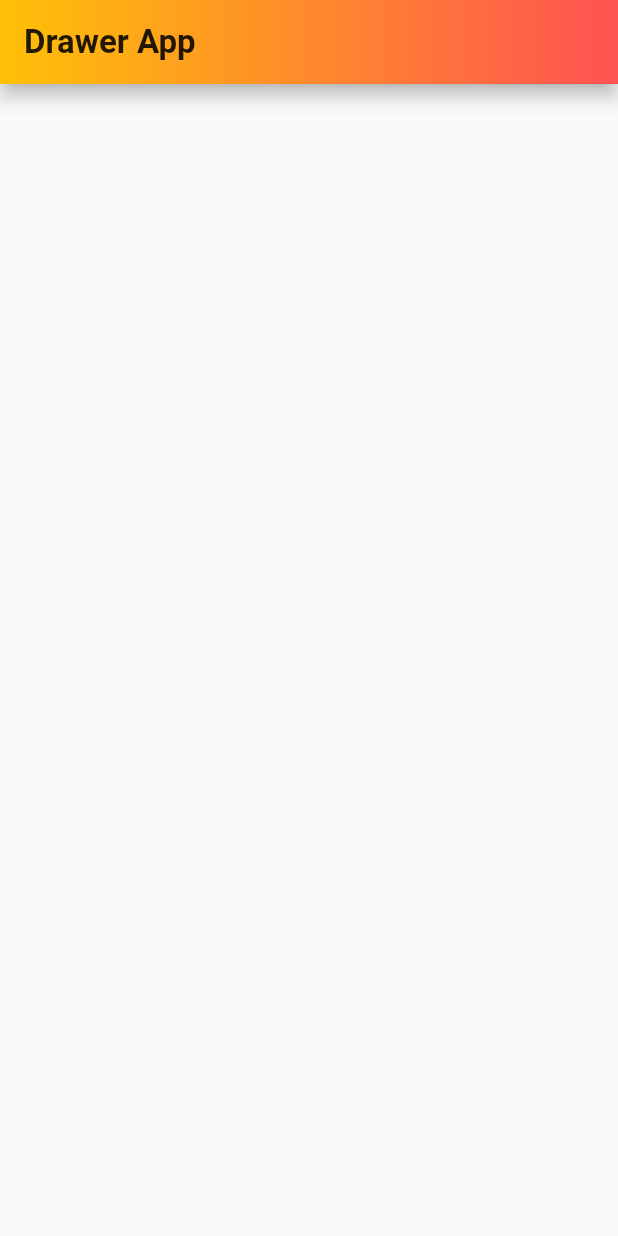
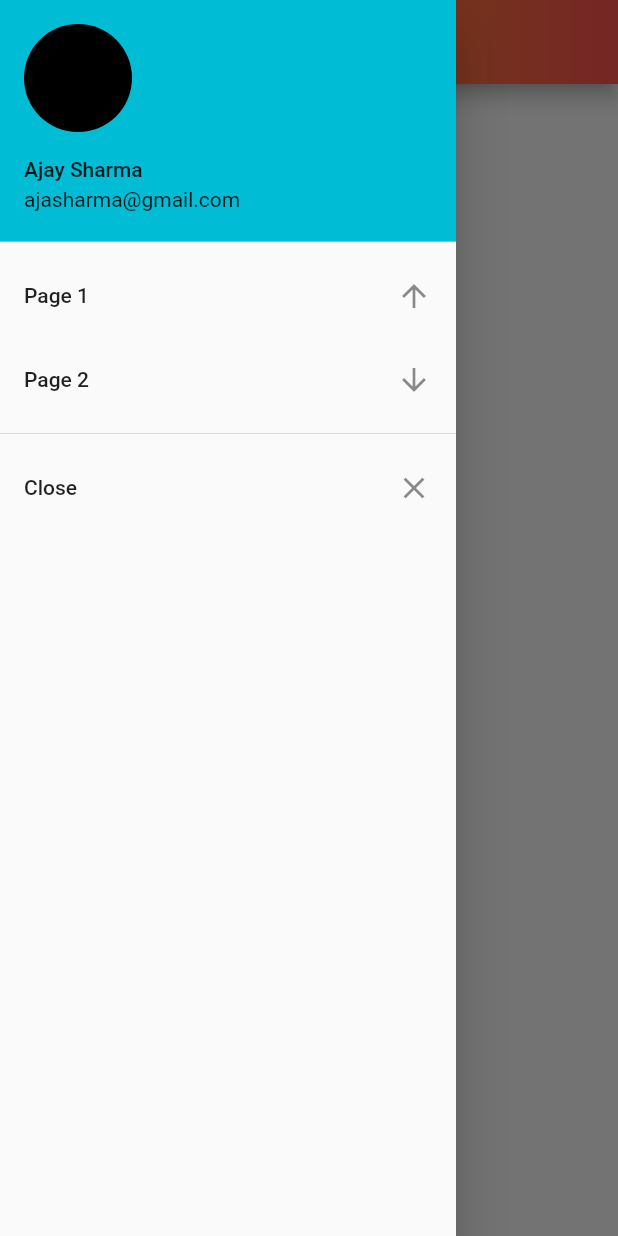
Before and after one commit to ajay1706/Drawer-UI, a Flutter app: the screen it shows after launch, with the side drawer open (before the commit the screen has no drawer), on a phone screen of 412 x 824 dp. Run offline on Flutter 3.47's test engine with Material 2 defaults, Android fonts, the phone set to English and light mode, and no system bars; our stand-ins replace gradient_app_bar.

Commit message:
adding files

```diff
--- a/drawer_app/lib/main.dart
+++ b/drawer_app/lib/main.dart
@@ -30,9 +30,41 @@ class HomePage extends StatelessWidget {
         gradient: LinearGradient(
           colors: [Colors.amber, Colors.redAccent]
         ),
+      ),
+      drawer: Drawer(
+        child: ListView(
+          children: <Widget>[
+            UserAccountsDrawerHeader(
+              accountName: Text("Ajay Sharma"),
+              accountEmail: Text("ajasharma@gmail.com"),
+              currentAccountPicture: CircleAvatar(
+                backgroundColor: Colors.black,
+              ),
 
+            ),
+            ListTile(
+              title: Text("Page 1"),
+              trailing: Icon(Icons.arrow_upward),
+            ),
+                ListTile(
+              title: Text("Page 2"),
+              trailing: Icon(Icons.arrow_downward),
+            ),
+            Divider(),
+                ListTile(
 
+              title: Text("Close"),
+              trailing: Icon(Icons.close),
+            )
+          ],
+        ),
       ),
+      body: Container(
+        child: Center(
+          child: Text("Home Page"),
+        ),
+      ),
+
 
     );
   }
```
